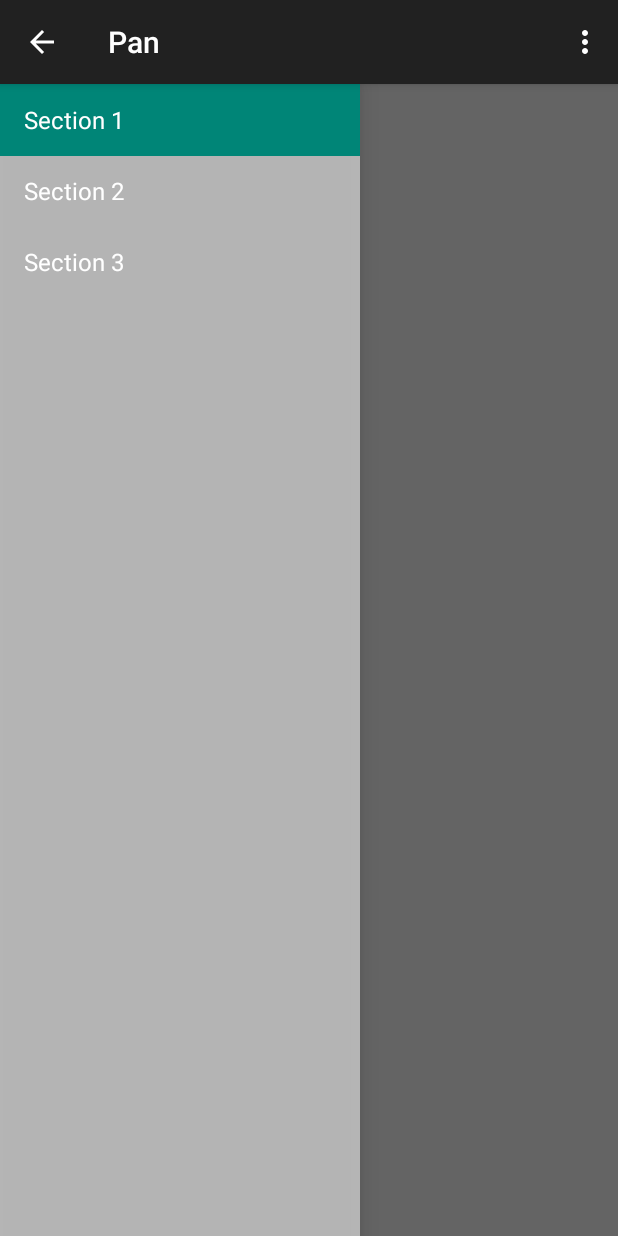
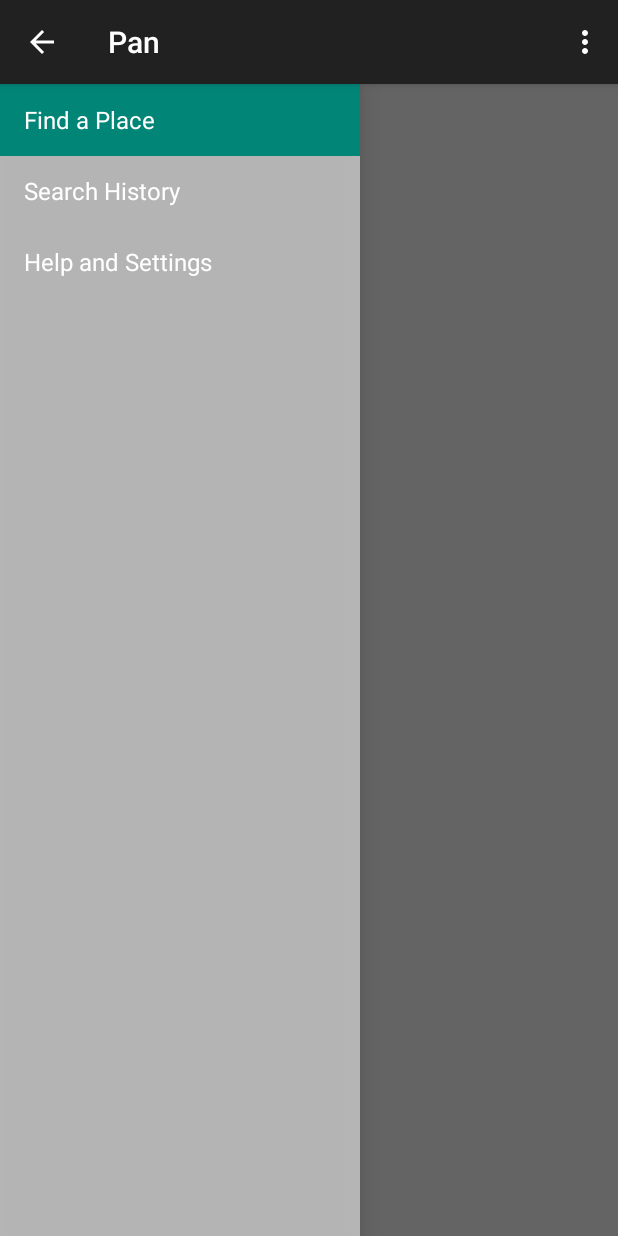
Before and after one commit to Mahalakshmi13597/pan, an Android app: the screen it shows after launch (MainActivity), on a phone screen of 412 x 824 dp. Run offline under Robolectric (Android 15) with nearby library versions, the phone set to English and light mode, and no system bars; 3 statements that could not run were skipped.

Commit message:
Nav drawer

```diff
--- /dev/null
+++ b/app/src/main/java/com/grilla/pan/FindFragment.java
@@ -0,0 +1,28 @@
+package com.grilla.pan;
+
+import android.app.Fragment;
+import android.os.Bundle;
+import android.view.LayoutInflater;
+import android.view.View;
+import android.view.ViewGroup;
+
+/**
+ * Created by bill on 5/25/15.
+ */
+public class FindFragment extends Fragment {
+
+    // Required empty constructor
+    public FindFragment() {}
+
+    @Override
+    public void onCreate(Bundle savedInstanceState) {
+        super.onCreate(savedInstanceState);
+    }
+
+    @Override
+    public View onCreateView(LayoutInflater inflater, ViewGroup container,
+                             Bundle savedInstanceState) {
+        // Inflate the layout for this fragment
+        return inflater.inflate(R.layout.fragment_find, container, false);
+    }
+}
--- a/app/src/main/java/com/grilla/pan/MainActivity.java
+++ b/app/src/main/java/com/grilla/pan/MainActivity.java
@@ -3,8 +3,8 @@ package com.grilla.pan;
 import android.app.Activity;
 import android.support.v7.app.ActionBarActivity;
 import android.support.v7.app.ActionBar;
-import android.support.v4.app.Fragment;
-import android.support.v4.app.FragmentManager;
+import android.app.Fragment;
+import android.app.FragmentManager;
 import android.content.Context;
 import android.os.Build;
 import android.os.Bundle;
@@ -16,6 +16,8 @@ import android.view.View;
 import android.view.ViewGroup;
 import android.support.v4.widget.DrawerLayout;
 import android.widget.ArrayAdapter;
+import android.widget.ListAdapter;
+import android.widget.ListView;
 import android.widget.TextView;
 
 
@@ -26,6 +28,9 @@ public class MainActivity extends ActionBarActivity
      * Fragment managing the behaviors, interactions and presentation of the navigation drawer.
      */
     private NavigationDrawerFragment mNavigationDrawerFragment;
+    private ListView mNavigationList;
+
+    String[] navigationTitles;
 
     /**
      * Used to store the last screen title. For use in {@link #restoreActionBar()}.
@@ -45,14 +50,42 @@ public class MainActivity extends ActionBarActivity
         mNavigationDrawerFragment.setUp(
                 R.id.navigation_drawer,
                 (DrawerLayout) findViewById(R.id.drawer_layout));
+
+        mNavigationList = (ListView)findViewById(R.id.nav_list);
+        navigationTitles = getResources().getStringArray(R.array.navigation_items);
+        ArrayAdapter<String> navAdapter = new ArrayAdapter<>(this, android.R.layout.simple_list_item_1, navigationTitles);
+        mNavigationList.setAdapter(navAdapter);
     }
 
     @Override
     public void onNavigationDrawerItemSelected(int position) {
         // update the main content by replacing fragments
-        FragmentManager fragmentManager = getSupportFragmentManager();
+        Fragment newFrag;
+
+        switch (position) {
+            // Find a Place
+            case 0:
+                newFrag = new FindFragment();
+                break;
+            // Search History
+            case 1:
+                newFrag = new HistoryFragment();
+                break;
+            // Help and settings
+            case 2:
+                newFrag = new HelpFragment();
+                break;
+            // Whoops...? Back to main screen
+            default:
+                newFrag = new FindFragment();
+                break;
+        }
+
+        invalidateOptionsMenu();
+
+        FragmentManager fragmentManager = getFragmentManager();
         fragmentManager.beginTransaction()
-                .replace(R.id.container, PlaceholderFragment.newInstance(position + 1))
+                .replace(R.id.container, newFrag)
                 .commit();
     }
 
--- a/app/src/main/res/layout/activity_main.xml
+++ b/app/src/main/res/layout/activity_main.xml
@@ -18,7 +18,7 @@
          the container. -->
     <fragment android:id="@+id/navigation_drawer"
         android:layout_width="@dimen/navigation_drawer_width" android:layout_height="match_parent"
-        android:layout_gravity="start" android:name="com.grilla.pan.NavigationDrawerFragment"
+        android:layout_gravity="left" android:name="com.grilla.pan.NavigationDrawerFragment"
         tools:layout="@layout/fragment_navigation_drawer" />
 
 </android.support.v4.widget.DrawerLayout>
--- a/app/src/main/res/layout/fragment_navigation_drawer.xml
+++ b/app/src/main/res/layout/fragment_navigation_drawer.xml
@@ -1,4 +1,4 @@
-<ListView xmlns:android="http://schemas.android.com/apk/res/android"
+<ListView xmlns:android="http://schemas.android.com/apk/res/android" android:id="@+id/nav_list"
     xmlns:tools="http://schemas.android.com/tools" android:layout_width="match_parent"
     android:layout_height="match_parent" android:choiceMode="singleChoice"
     android:divider="@android:color/transparent" android:dividerHeight="0dp"
--- /dev/null
+++ b/app/src/main/res/values/arrays.xml
@@ -0,0 +1,10 @@
+<?xml version="1.0" encoding="utf-8"?>
+<resources>
+
+    <string-array name="navigation_items">
+        <item>Find a Place</item>
+        <item>Search History</item>
+        <item>Help and Settings</item>
+    </string-array>
+
+</resources>
--- a/app/src/main/res/values/strings.xml
+++ b/app/src/main/res/values/strings.xml
@@ -1,9 +1,9 @@
 <resources>
     <string name="app_name">Pan</string>
 
-    <string name="title_section1">Section 1</string>
-    <string name="title_section2">Section 2</string>
-    <string name="title_section3">Section 3</string>
+    <string name="title_section1">Find a Place</string>
+    <string name="title_section2">Search History</string>
+    <string name="title_section3">Help and Settings</string>
 
     <string name="navigation_drawer_open">Open navigation drawer</string>
     <string name="navigation_drawer_close">Close navigation drawer</string>
@@ -11,4 +11,7 @@
     <string name="action_example">Example action</string>
 
     <string name="action_settings">Settings</string>
+
+<!-- TODO: Remove or change this placeholder text -->
+    <string name="hello_blank_fragment">Hello blank fragment</string>
 </resources>
```
Also changed, not shown: app/src/main/java/com/grilla/pan/HelpFragment.java (added, +28 -0 lines), app/src/main/java/com/grilla/pan/HistoryFragment.java (added, +38 -0 lines), app/src/main/res/layout/fragment_find.xml (added, +11 -0 lines), app/src/main/res/layout/fragment_help.xml (added, +11 -0 lines), app/src/main/res/layout/fragment_history.xml (added, +9 -0 lines).
